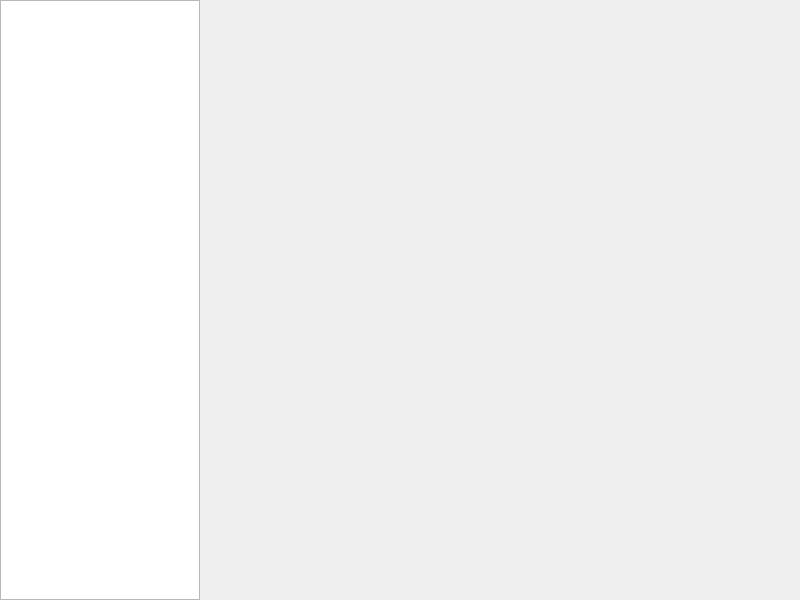
First picture: the form in main2window.ui, repository cuncinc/CloudMusic_Qt, before the edit.
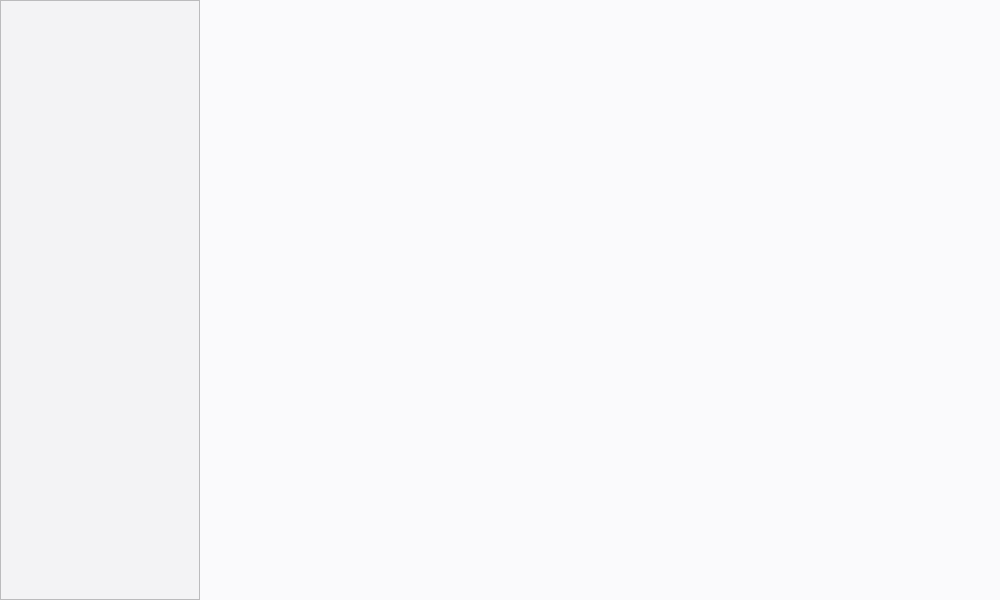
Second picture: the form after the edit. Custom widgets are drawn as their Qt base class.

Patch:
```diff
--- a/main2window.ui
+++ b/main2window.ui
@@ -6,7 +6,7 @@
    <rect>
     <x>0</x>
     <y>0</y>
-    <width>800</width>
+    <width>1000</width>
     <height>600</height>
    </rect>
   </property>
@@ -33,6 +33,12 @@
       <pointsize>16</pointsize>
      </font>
     </property>
+    <property name="autoFillBackground">
+     <bool>true</bool>
+    </property>
+    <property name="styleSheet">
+     <string notr="true">background-color: rgb(243, 243, 245);</string>
+    </property>
     <property name="frameShape">
      <enum>QFrame::StyledPanel</enum>
     </property>
@@ -209,10 +215,16 @@
      <rect>
       <x>200</x>
       <y>0</y>
-      <width>590</width>
+      <width>800</width>
       <height>600</height>
      </rect>
     </property>
+    <property name="autoFillBackground">
+     <bool>false</bool>
+    </property>
+    <property name="styleSheet">
+     <string notr="true">background-color: rgb(250, 250, 252);</string>
+    </property>
     <widget class="QWidget" name="page"/>
     <widget class="QWidget" name="page_2"/>
    </widget>
```
